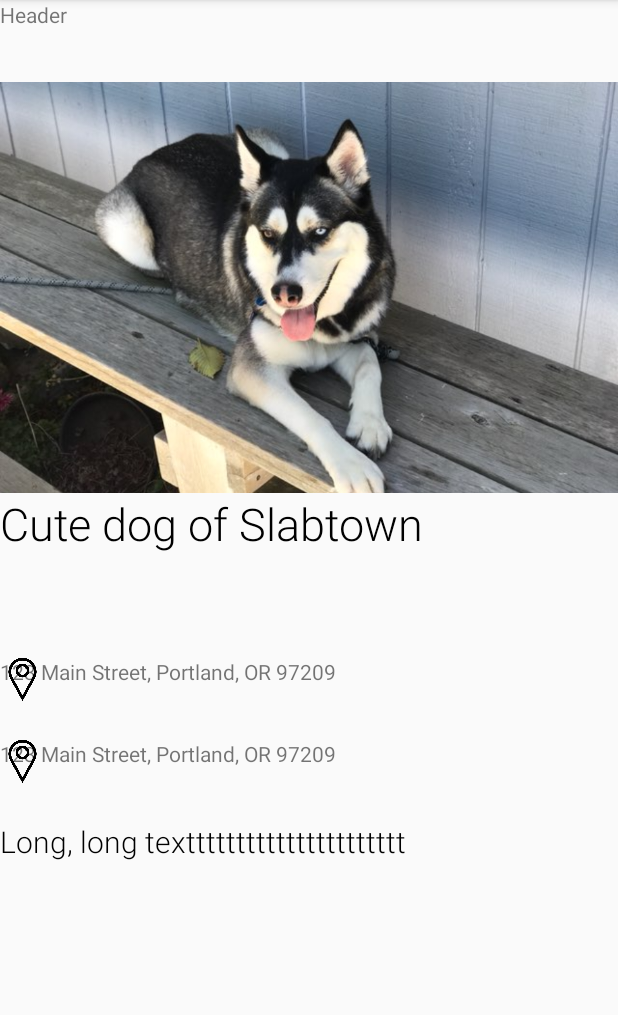
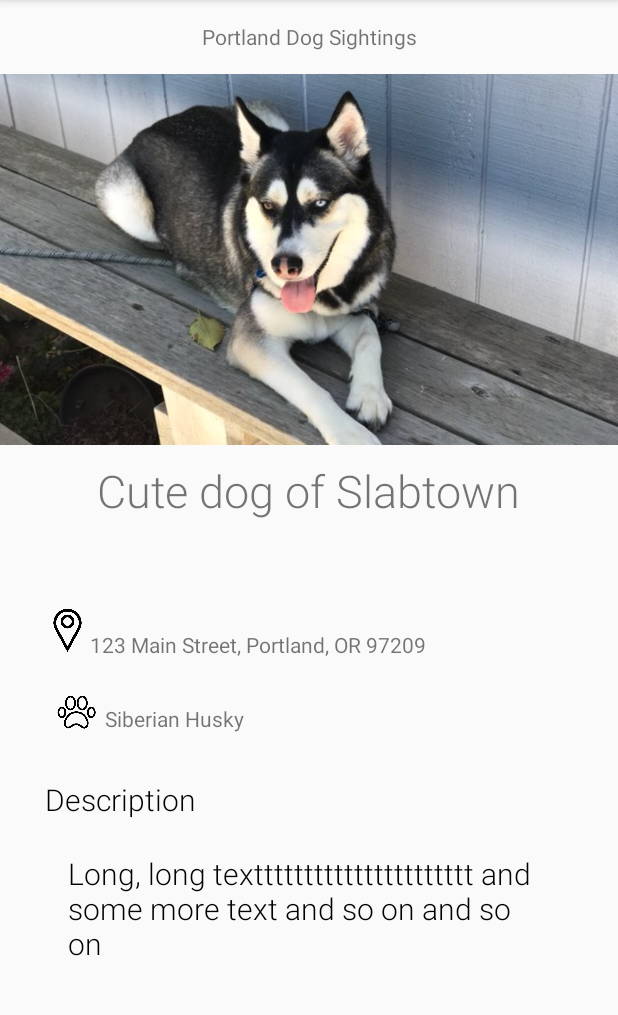
Before and after one commit to amyhliao/SingleScreenApp, an Android app: the screen it shows after launch (MainActivity), on a phone screen of 412 x 824 dp, the part 84-1099 px from its top. Run offline under Robolectric (Android 15) with nearby library versions, the phone set to English and light mode, and no system bars.

Commit message:
Update contents of textview, add new paw print icon, and fix margins of views

```diff
--- a/app/src/main/res/layout/activity_main.xml
+++ b/app/src/main/res/layout/activity_main.xml
@@ -10,7 +10,8 @@
         android:layout_width="match_parent"
         android:layout_height="0dp"
         android:layout_weight="0.5"
-        android:text="Header" />
+        android:gravity="center"
+        android:text="Portland Dog Sightings" />
 
     <ImageView
         android:src="@drawable/paige"
@@ -24,8 +25,9 @@
         android:layout_height="0dp"
         android:layout_weight="1"
         android:textSize="30sp"
+        android:layout_gravity="center"
+        android:layout_marginTop="10dp"
         android:fontFamily="sans-serif-light"
-        android:textColor="@android:color/black"
         android:text="Cute dog of Slabtown" />
 
     <RelativeLayout
@@ -34,14 +36,18 @@
         android:layout_weight="0.5">
 
         <ImageView
+            android:id="@+id/pin_image_view"
             android:src="@drawable/location_pin"
             android:layout_width="30dp"
-            android:layout_height="30dp" />
+            android:layout_height="30dp"
+            android:layout_marginLeft="30dp" />
 
         <TextView
             android:layout_width="wrap_content"
             android:layout_height="wrap_content"
-            android:text="123 Main Street, Portland, OR 97209"/>
+            android:layout_centerVertical="true"
+            android:layout_toRightOf="@id/pin_image_view"
+            android:text="123 Main Street, Portland, OR 97209" />
 
     </RelativeLayout>
 
@@ -51,16 +57,33 @@
         android:layout_weight="0.5">
 
         <ImageView
-            android:src="@drawable/location_pin"
-            android:layout_width="30dp"
-            android:layout_height="30dp" />
+            android:id="@+id/breed_image_view"
+            android:src="@drawable/paw_print"
+            android:layout_width="40dp"
+            android:layout_height="40dp"
+            android:layout_marginLeft="30dp" />
 
         <TextView
             android:layout_width="wrap_content"
             android:layout_height="wrap_content"
-            android:text="123 Main Street, Portland, OR 97209"/>
+            android:layout_centerVertical="true"
+            android:layout_toRightOf="@id/breed_image_view"
+            android:text="Siberian Husky" />
 
     </RelativeLayout>
+
+    <TextView
+        android:layout_width="match_parent"
+        android:layout_height="0dp"
+        android:layout_weight="0.5"
+        android:layout_alignParentBottom="true"
+        android:layout_alignParentRight="true"
+        android:textSize="20sp"
+        android:fontFamily="sans-serif-light"
+        android:textColor="@android:color/black"
+        android:layout_marginLeft="30dp"
+        android:layout_marginTop="15dp"
+        android:text="Description" />
 
     <TextView
         android:layout_width="match_parent"
@@ -69,8 +92,10 @@
         android:layout_alignParentBottom="true"
         android:layout_alignParentRight="true"
         android:textSize="20sp"
+        android:layout_marginLeft="45dp"
+        android:layout_marginRight="45dp"
         android:fontFamily="sans-serif-light"
         android:textColor="@android:color/black"
-        android:text="Long, long textttttttttttttttttttttt" />
+        android:text="Long, long textttttttttttttttttttttt and some more text and so on and so on" />
 
 </LinearLayout>
```
Also changed, not shown: app/src/main/res/drawable/paw_print.png (added).
